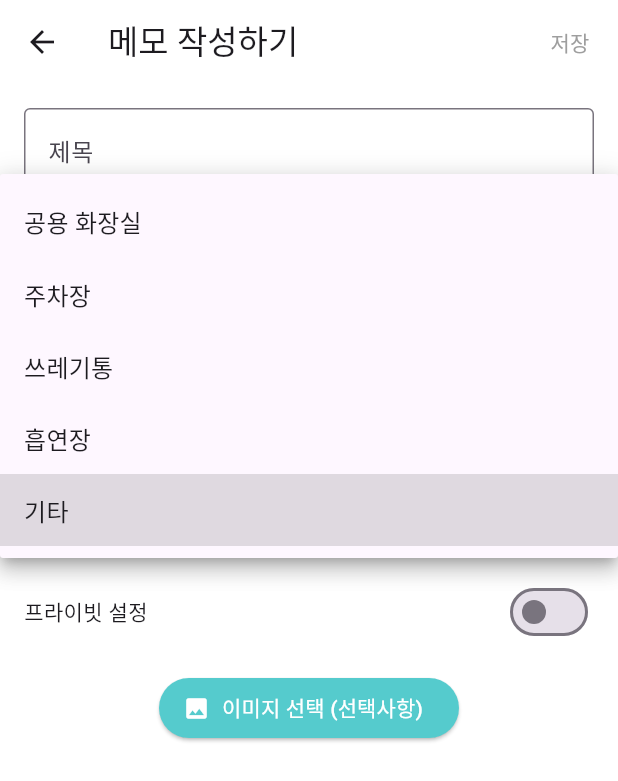
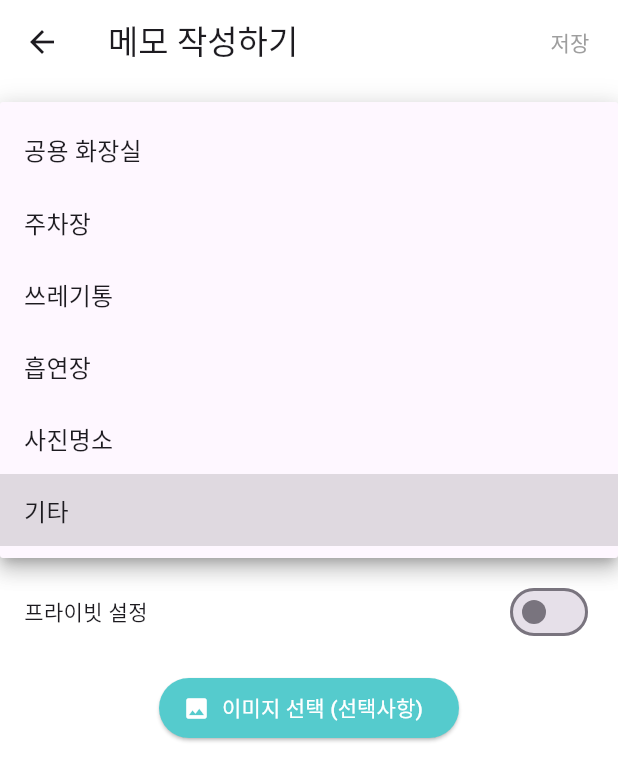
Before and after one commit to Minnnning/Mapping-Frontend-Flutter, a Flutter app: the MemoInputScreen2 screen opened directly with empty values, after a tap on "기타", on a phone screen of 412 x 824 dp. Shown: the top 781 px of the screen. Run offline on Flutter 3.47's test engine with Material 3 defaults, Android fonts, the phone set to English and light mode, and no system bars; our stand-ins replace dio, flutter_dotenv, flutter_secure_storage, geolocator, google_maps_flutter, google_sign_in and 2 more; missing offline and left inert: kakao_flutter_sdk; accounts and stored records are empty; statements that could not run were skipped.

Commit message:
feat:사진명소 카테고리 추가

```diff
--- a/lib/screens/add_memo/memo_input_screen_2.dart
+++ b/lib/screens/add_memo/memo_input_screen_2.dart
@@ -186,6 +186,7 @@ class _MemoInputScreen2State extends State<MemoInputScreen2> {
                     DropdownMenuItem(value: "주차장", child: Text("주차장")),
                     DropdownMenuItem(value: "쓰레기통", child: Text("쓰레기통")),
                     DropdownMenuItem(value: "흡연장", child: Text("흡연장")),
+                    DropdownMenuItem(value: "사진명소", child: Text("사진명소")),
                     DropdownMenuItem(value: "기타", child: Text("기타")),
                   ],
                   onChanged: (value) {
--- a/lib/screens/category_bar.dart
+++ b/lib/screens/category_bar.dart
@@ -14,6 +14,7 @@ class CategoryBar extends StatelessWidget {
     "개인": "개인",
     "흡연장": "흡연장",
     "주차장": "주차장",
+    "사진명소": "사진명소",
     "쓰레기통": "쓰레기통",
     "화장실": "공용 화장실",
     "기타": "기타",
--- a/lib/services/marker_service.dart
+++ b/lib/services/marker_service.dart
@@ -81,6 +81,9 @@ class MarkerService {
       case '주차장':
         return await BitmapDescriptor.asset(
             ImageConfiguration(), 'assets/icons/parking_icon.png');
+      case '사진명소':
+        return await BitmapDescriptor.asset(
+            ImageConfiguration(), 'assets/icons/photo_icon.png');
       default:
         return await BitmapDescriptor.asset(
             ImageConfiguration(), 'assets/icons/guitar_icon.png');
```
